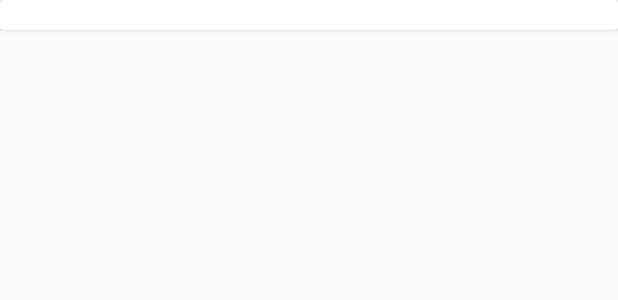
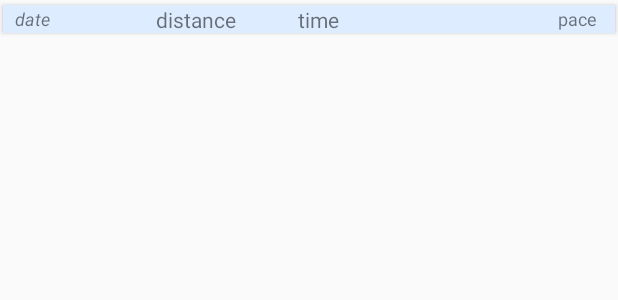
Before and after one commit to goodkode/SimpleRunTracker, an Android app: the layout one_run.xml on its own in the app's theme, with its tools: preview values and no code run, on a phone screen of 412 x 824 dp. Shown: the top 300 px of the screen. Run offline under Robolectric (Android 15) with nearby library versions, the phone set to English and light mode, and no system bars.

Commit message:
one_run layout changes

```diff
--- a/app/src/main/res/layout/one_run.xml
+++ b/app/src/main/res/layout/one_run.xml
@@ -1,34 +1,55 @@
 <?xml version="1.0" encoding="utf-8"?>
-<android.support.v7.widget.CardView xmlns:android="http://schemas.android.com/apk/res/android"
+<android.support.v7.widget.CardView
+    xmlns:android="http://schemas.android.com/apk/res/android"
+    xmlns:card_view="http://schemas.android.com/apk/res-auto"
     android:layout_width="match_parent"
-    android:layout_height="20dp"
-    android:background="@color/one_run_color" >
+    android:layout_height="25dp"
+    card_view:cardCornerRadius="0dp"
+    card_view:cardUseCompatPadding="true" >
 
-    <TextView android:id="@+id/run_date"
+    <LinearLayout
+        android:layout_width="match_parent"
+        android:layout_height="match_parent"
+        android:layout_gravity="center"
+        android:background="@color/one_run_color"
+        android:orientation="horizontal">
+
+        <TextView
+            android:id="@+id/run_date"
             android:layout_height="match_parent"
             android:layout_width="0dp"
             android:layout_weight="30"
-        android:gravity="bottom"
+            android:gravity="center_vertical"
             android:paddingLeft="8dp"
             android:textSize="12sp"
-        android:textStyle="italic" />
-    <TextView android:id="@+id/run_dist"
+            android:textStyle="italic"
+            android:text="date" />
+        <TextView
+            android:id="@+id/run_dist"
             android:layout_height="match_parent"
             android:layout_width="0dp"
             android:layout_weight="25"
-        android:textSize="14sp" />
-    <TextView android:id="@+id/run_time"
+            android:gravity="center_vertical"
+            android:textSize="14sp"
+            android:text="distance"/>
+        <TextView
+            android:id="@+id/run_time"
             android:layout_height="match_parent"
             android:layout_width="0dp"
             android:layout_weight="30"
+            android:gravity="center_vertical"
             android:paddingLeft="10dp"
-        android:textSize="14sp" />
-    <TextView android:id="@+id/run_pace"
+            android:textSize="14sp"
+            android:text="time" />
+        <TextView
+            android:id="@+id/run_pace"
             android:layout_height="match_parent"
             android:layout_width="0dp"
             android:layout_weight="35"
-        android:gravity="right|bottom"
+            android:gravity="center_vertical|right"
             android:paddingRight="12dp"
-        android:textSize="12sp" />
+            android:textSize="12sp"
+            android:text="pace"/>
+    </LinearLayout>
 
 </android.support.v7.widget.CardView>
```
Lines whose indentation alone changed are shown as unchanged.
